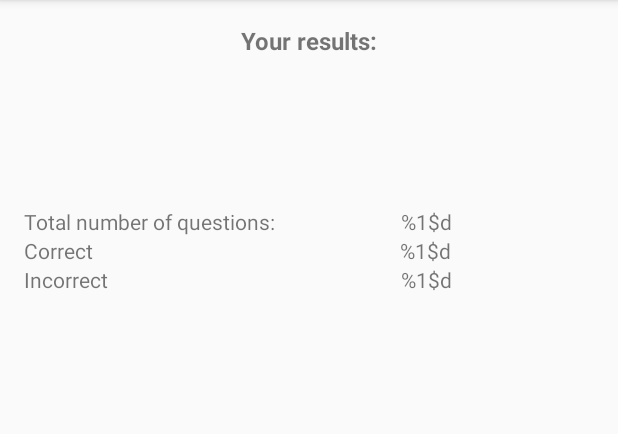
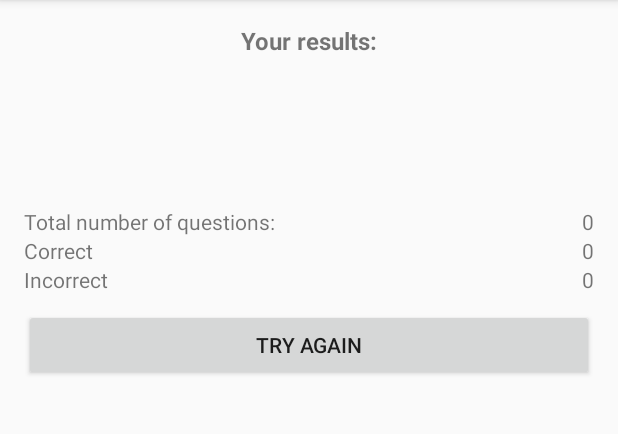
Before and after one commit to groman92/quiz, an Android app: the ResultActivity screen opened directly, with no data from a screen before it, on a phone screen of 412 x 824 dp, the part 84-518 px from its top. Run offline under Robolectric (Android 15) with nearby library versions, the phone set to English and light mode, and no system bars.

Commit message:
Finished Activity Result, try again button, result parameters

```diff
--- a/app/src/main/AndroidManifest.xml
+++ b/app/src/main/AndroidManifest.xml
@@ -15,7 +15,7 @@
                 <category android:name="android.intent.category.LAUNCHER" />
             </intent-filter>
         </activity>
-        <activity android:name=".activity.QuizQuestions" />
+        <activity android:name=".activity.QuizQuestionsActivity" />
         <activity android:name=".activity.ResultActivity"></activity>
     </application>
 
--- a/app/src/main/java/com/lasalle/first/part/quiz/activity/MainActivity.java
+++ b/app/src/main/java/com/lasalle/first/part/quiz/activity/MainActivity.java
@@ -28,9 +28,10 @@ public class MainActivity extends AppCompatActivity implements View.OnClickListe
 
                 Intent intent = new Intent(
                         getApplicationContext(),
-                        ResultActivity.class);
+                        QuizQuestionsActivity.class);
 
                 startActivity(intent);
+                finish();
                 break;
 
             default:
--- a/app/src/main/java/com/lasalle/first/part/quiz/activity/ResultActivity.java
+++ b/app/src/main/java/com/lasalle/first/part/quiz/activity/ResultActivity.java
@@ -1,15 +1,75 @@
 package com.lasalle.first.part.quiz.activity;
 
+import android.content.Intent;
+import android.content.res.Resources;
 import android.support.v7.app.AppCompatActivity;
 import android.os.Bundle;
+import android.view.View;
+import android.widget.Button;
+import android.widget.TextView;
 
 import com.lasalle.first.part.quiz.R;
 
-public class ResultActivity extends AppCompatActivity {
+import org.w3c.dom.Text;
+
+public class ResultActivity extends AppCompatActivity implements View.OnClickListener {
+
+
 
     @Override
     protected void onCreate(Bundle savedInstanceState) {
         super.onCreate(savedInstanceState);
         setContentView(R.layout.activity_result);
+        formatTitle();
+
+        Button startQuiz = (Button) findViewById(R.id.StartQuiz);
+
+        startQuiz.setOnClickListener(this);
+    }
+    @Override
+    protected void onDestroy() {
+        super.onDestroy();
+        Intent intent = new Intent(
+                getApplicationContext(),
+                MainActivity.class);
+
+        startActivity(intent);
+    }
+
+    public void formatTitle(){
+        //String data= getIntent().getStringExtra("keyName");
+        Resources res = getResources();
+
+        String totalQ = String.format(res.getString(R.string.totalQuestions),
+                getIntent().getIntExtra("Total",0)
+        );
+
+        TextView textView = (TextView) findViewById(R.id.totalQuestions);
+        textView.setText(totalQ);
+
+        String totalCorrect = String.format("%1$d",
+                getIntent().getIntExtra("Correct",0)
+        );
+
+        TextView textViewCorrect = (TextView) findViewById(R.id.totalCorrect);
+        textViewCorrect.setText(totalCorrect);
+
+        String totalWrong = String.format("%1$d",
+                getIntent().getIntExtra("Incorrect",0)
+        );
+
+        TextView textViewWrong = (TextView) findViewById(R.id.totalIncorrect);
+        textViewWrong.setText(totalWrong);
+
+
+    }
+
+    @Override
+    public void onClick(View view) {
+        Intent intent = new Intent(
+                getApplicationContext(),
+                MainActivity.class);
+
+        startActivity(intent);
     }
 }
--- a/app/src/main/res/layout/activity_quiz_questions.xml
+++ b/app/src/main/res/layout/activity_quiz_questions.xml
@@ -8,7 +8,7 @@
     android:paddingLeft="@dimen/activity_horizontal_margin"
     android:paddingRight="@dimen/activity_horizontal_margin"
     android:paddingTop="@dimen/activity_vertical_margin"
-    tools:context="com.lasalle.first.part.quiz.activity.QuizQuestions">
+    tools:context="com.lasalle.first.part.quiz.activity.QuizQuestionsActivity">
 
     <LinearLayout
         android:orientation="vertical"
--- a/app/src/main/res/layout/activity_result.xml
+++ b/app/src/main/res/layout/activity_result.xml
@@ -33,7 +33,7 @@
 
             <TextView
                 android:text="@string/totalNumberQuestions"
-                android:layout_width="225dp"
+                android:layout_width="wrap_content"
                 android:layout_height="wrap_content"
                 android:id="@+id/textView3"
                 android:layout_weight="0.28" />
@@ -43,7 +43,8 @@
                 android:layout_width="wrap_content"
                 android:layout_height="wrap_content"
                 android:id="@+id/totalQuestions"
-                android:layout_weight="1" />
+                android:layout_weight="1"
+                android:textAlignment="viewEnd" />
         </LinearLayout>
 
         <LinearLayout
@@ -53,7 +54,7 @@
 
             <TextView
                 android:text="@string/totalCorrectQuestions"
-                android:layout_width="225dp"
+                android:layout_width="wrap_content"
                 android:layout_height="wrap_content"
                 android:id="@+id/textView7"
                 android:layout_weight="0.29" />
@@ -63,17 +64,18 @@
                 android:layout_width="wrap_content"
                 android:layout_height="wrap_content"
                 android:id="@+id/totalCorrect"
-                android:layout_weight="1.06" />
+                android:layout_weight="1.06"
+                android:textAlignment="viewEnd" />
         </LinearLayout>
 
         <LinearLayout
             android:orientation="horizontal"
             android:layout_width="match_parent"
-            android:layout_height="match_parent">
+            android:layout_height="wrap_content">
 
             <TextView
                 android:text="@string/totalIncorrectQuestions"
-                android:layout_width="225dp"
+                android:layout_width="wrap_content"
                 android:layout_height="wrap_content"
                 android:id="@+id/textView9"
                 android:layout_weight="0.38" />
@@ -83,8 +85,17 @@
                 android:layout_width="wrap_content"
                 android:layout_height="wrap_content"
                 android:id="@+id/totalIncorrect"
-                android:layout_weight="1.36" />
+                android:layout_weight="1.36"
+                android:textAlignment="viewEnd" />
+
         </LinearLayout>
+
+        <Button
+            android:text="@string/startQuiz"
+            android:layout_width="match_parent"
+            android:layout_height="wrap_content"
+            android:id="@+id/StartQuiz"
+            android:layout_marginTop="10dp" />
 
     </LinearLayout>
 
--- a/app/src/main/res/values/strings.xml
+++ b/app/src/main/res/values/strings.xml
@@ -10,6 +10,7 @@
     <string name="totalQuestions">%1$d</string>
     <string name="totalCorrect">%1$d</string>
     <string name="totalIncorrect">%1$d</string>
+    <string name="startQuiz">Try Again</string>
 
 
 </resources>
```
Also changed, not shown: app/src/main/java/com/lasalle/first/part/quiz/activity/QuizQuestionsActivity.java (renamed from app/src/main/java/com/lasalle/first/part/quiz/activity/QuizQuestions.java, +25 -5 lines), app/src/main/java/com/lasalle/first/part/quiz/manager/QuestionManager.java (+27 -0 lines).
